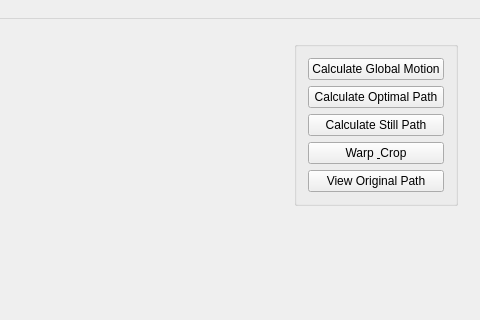
First picture: the form in mainwindow.ui, repository oliw/motion, before the edit; both pictures show x 417 to 897 and y 0 to 320 of the 897 by 619 pixel window.
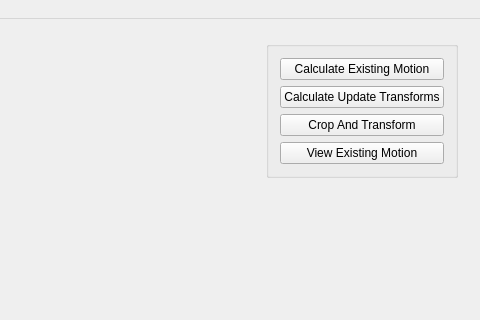
Second picture: the form after the edit.

Commit message: Added UI for applying crop transform and an action for saving the end result

What changed in the file:
```diff
--- a/mainwindow.ui
+++ b/mainwindow.ui
@@ -100,35 +100,28 @@
           <item>
            <widget class="QPushButton" name="pushButton_2">
             <property name="text">
-             <string>Calculate Global Motion</string>
-            </property>
-           </widget>
-          </item>
-          <item>
-           <widget class="QPushButton" name="pushButton_3">
-            <property name="text">
-             <string>Calculate Optimal Path</string>
+             <string>Calculate Existing Motion</string>
             </property>
            </widget>
           </item>
           <item>
            <widget class="QPushButton" name="calcStillPathButton">
             <property name="text">
-             <string>Calculate Still Path</string>
+             <string>Calculate Update Transforms</string>
             </property>
            </widget>
           </item>
           <item>
            <widget class="QPushButton" name="pushButton_4">
             <property name="text">
-             <string>Warp &amp; Crop</string>
+             <string>Crop And Transform</string>
             </property>
            </widget>
           </item>
           <item>
            <widget class="QPushButton" name="pushButton">
             <property name="text">
-             <string>View Original Path</string>
+             <string>View Existing Motion</string>
             </property>
            </widget>
           </item>
```
Left out of the diff: 14 changed lines with no effect on the pictures. The commit also changes 3 other files.
